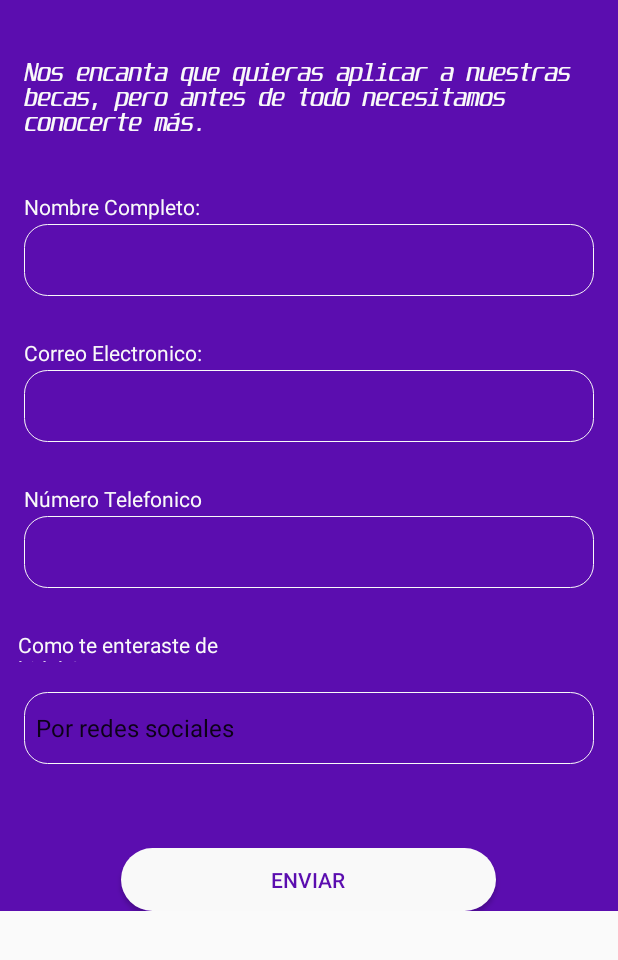
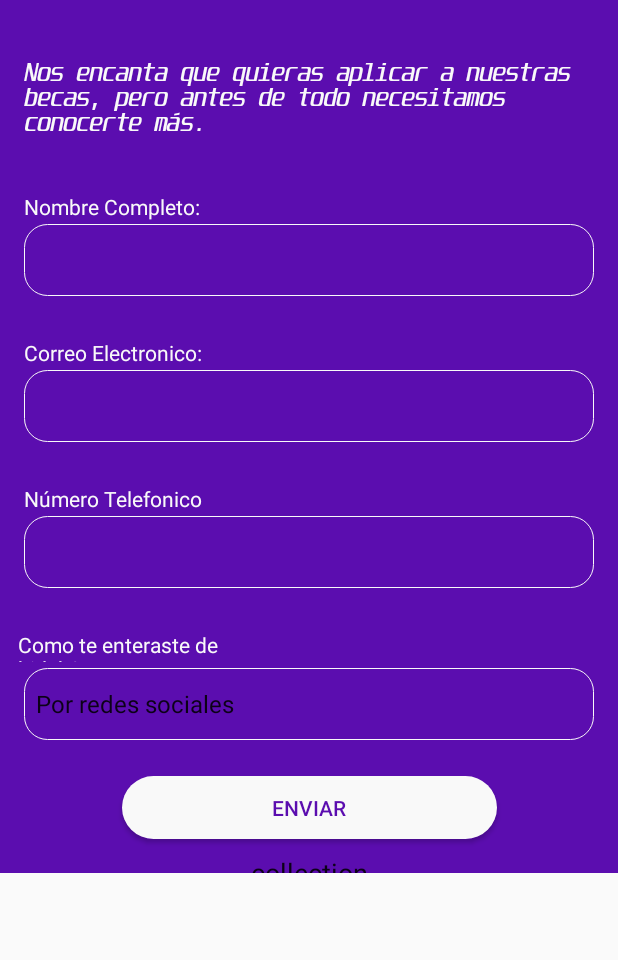
Before and after one commit to dennisrmz/PrimeraTarea, an Android app: the screen it shows after launch (MainActivity), on a phone screen of 412 x 824 dp, the part 276-1236 px from its top. Run offline under Robolectric (Android 15) with nearby library versions, the phone set to English and light mode, and no system bars; our stand-ins replace Firebase (no records; nobody signed in at launch, a user with empty details on screens opened directly); Roboto replaces fonts that are not available here.

```diff
--- a/app/src/main/res/layout-v26/fragment_formulario.xml
+++ b/app/src/main/res/layout-v26/fragment_formulario.xml
@@ -1,21 +1,55 @@
 <?xml version="1.0" encoding="utf-8"?>
 
-<androidx.core.widget.NestedScrollView
+<androidx.constraintlayout.widget.ConstraintLayout
     xmlns:android="http://schemas.android.com/apk/res/android"
     xmlns:app="http://schemas.android.com/apk/res-auto"
     xmlns:tools="http://schemas.android.com/tools"
     android:layout_width="match_parent"
     android:layout_height="match_parent"
-    tools:context=".dennis.MainActivity">
+    android:id="@+id/frespuesta1">
+
+    <!-- TODO: Update blank fragment layout -->
+
+    <TextView
+        android:id="@+id/textView"
+        android:layout_width="254dp"
+        android:layout_height="57dp"
+        android:text="@string/text_success"
+        android:textAlignment="center"
+        android:textColor="@color/background_color"
+        android:textSize="18sp"
+        app:layout_constraintBottom_toBottomOf="parent"
+        app:layout_constraintEnd_toEndOf="parent"
+        app:layout_constraintStart_toStartOf="parent"
+        app:layout_constraintTop_toBottomOf="@+id/imageView2"
+        app:layout_constraintVertical_bias="0.118" />
+
+    <ImageView
+        android:id="@+id/imageView2"
+        android:layout_width="wrap_content"
+        android:layout_height="wrap_content"
+        android:layout_marginTop="312dp"
+        android:src="@drawable/ic_success_image"
+        app:layout_constraintEnd_toEndOf="parent"
+        app:layout_constraintHorizontal_bias="0.498"
+        app:layout_constraintStart_toStartOf="parent"
+        app:layout_constraintTop_toTopOf="parent"
+        android:contentDescription="@string/image_succes" />
+
+    <androidx.core.widget.NestedScrollView
+        android:layout_width="match_parent"
+        android:layout_height="match_parent"
+        tools:context=".dennis.MainActivity"
+        tools:layout_editor_absoluteX="0dp"
+        tools:layout_editor_absoluteY="-247dp">
 
         <androidx.constraintlayout.widget.ConstraintLayout
 
             android:layout_width="match_parent"
             android:layout_height="match_parent"
-    tools:context=".dennis.Formulario"
+            android:background="@color/background_color"
 
-    android:background="@color/background_color"
-    >
+            tools:context=".dennis.Formulario">
 
             <!-- TODO: Update blank fragment layout -->
 
@@ -25,11 +59,11 @@
                 android:layout_width="wrap_content"
                 android:layout_height="wrap_content"
                 android:layout_marginTop="28dp"
+                android:contentDescription="@string/descripcion_imagen_logo"
                 android:src="@drawable/img_logo_bitlab"
                 app:layout_constraintEnd_toEndOf="parent"
                 app:layout_constraintStart_toStartOf="parent"
-        app:layout_constraintTop_toTopOf="parent"
-        android:contentDescription="@string/descripcion_imagen_logo" />
+                app:layout_constraintTop_toTopOf="parent" />
 
             <TextView
                 android:id="@+id/textBienvenida"
@@ -92,8 +126,8 @@
                 android:id="@+id/input_email"
 
                 style="@style/EditInput"
+                android:layout_marginStart="16dp"
                 android:layout_marginTop="0dp"
-        android:layout_marginStart="16dp"
                 android:layout_marginEnd="16dp"
                 android:autofillHints="Escribe tu Correo ELectronico"
                 app:layout_constraintEnd_toEndOf="parent"
@@ -138,32 +172,46 @@
                 app:layout_constraintStart_toStartOf="parent"
                 app:layout_constraintTop_toBottomOf="@+id/input_numero_telefonico" />
 
+
             <Spinner
                 android:id="@+id/input_enteraste"
                 style="@style/EditInput"
+                android:layout_marginTop="4dp"
                 android:entries="@array/como_te_enteraste"
                 app:layout_constraintEnd_toEndOf="parent"
-        app:layout_constraintHorizontal_bias="0.0"
                 app:layout_constraintStart_toStartOf="parent"
                 app:layout_constraintTop_toBottomOf="@+id/textInputEnteraste" />
-
 
             <Button
                 android:id="@+id/button"
                 android:layout_width="250dp"
                 android:layout_height="42dp"
-        android:layout_marginTop="56dp"
+                android:layout_marginTop="24dp"
                 android:background="@drawable/button_radius"
                 android:text="@string/text_button"
                 android:textColor="@color/background_color"
+                app:layout_constraintBottom_toTopOf="@+id/editText"
                 app:layout_constraintEnd_toEndOf="parent"
-        app:layout_constraintHorizontal_bias="0.496"
                 app:layout_constraintStart_toStartOf="parent"
                 app:layout_constraintTop_toBottomOf="@+id/input_enteraste" />
 
+            <EditText
+                android:id="@+id/editText"
+                android:layout_width="wrap_content"
+                android:layout_height="wrap_content"
+                android:layout_marginTop="32dp"
+                android:layout_marginBottom="24dp"
+                android:text="collection"
+                app:layout_constraintBottom_toBottomOf="parent"
+                app:layout_constraintEnd_toEndOf="parent"
+                app:layout_constraintStart_toStartOf="parent"
+                app:layout_constraintTop_toBottomOf="parent"
+                app:layout_constraintVertical_bias="0.762" />
 
 
         </androidx.constraintlayout.widget.ConstraintLayout>
 
 
     </androidx.core.widget.NestedScrollView>
+
+</androidx.constraintlayout.widget.ConstraintLayout>
```
Also changed, not shown: app/src/main/java/sv/edu/bitlab/desafio/dennis/Models/CollectionAdapter.kt (added, +48 -0 lines), app/src/main/res/layout/collection_view_fragment.xml (+7 -33 lines), app/src/main/res/layout/item_layout.xml (+14 -14 lines). Lines whose indentation alone changed are shown as unchanged.
